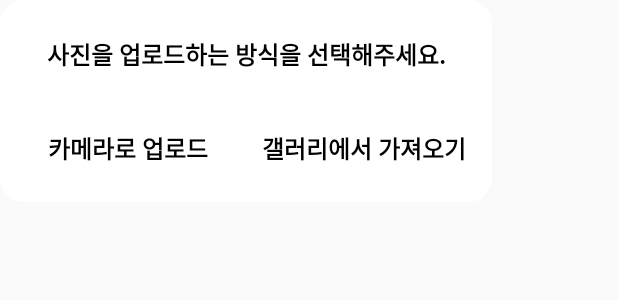
After one commit to koreahacks/2021-jcozy-Android, an Android app: the layout popup_custom.xml on its own in the app's theme, with its tools: preview values and no code run, on a phone screen of 412 x 824 dp. The commit adds this screen. Shown: the top 300 px of the screen. Run offline under Robolectric (Android 15) with nearby library versions, the phone set to English and light mode, and no system bars.

Commit message:
camera+gallery

```diff
--- a/Trolly/app/src/main/AndroidManifest.xml
+++ b/Trolly/app/src/main/AndroidManifest.xml
@@ -3,6 +3,11 @@
     package="com.jcozy.trolly">
 
     <uses-permission android:name="android.permission.INTERNET" />
+    <uses-permission android:name="android.permission.CAMERA" />
+    <uses-permission android:name="android.permission.WRITE_EXTERNAL_STORAGE"/>
+    <uses-permission android:name="android.permission.READ_EXTERNAL_STORAGE"/>
+    <uses-feature android:name="android.hardware.camera" android:required="true"/>
+
 
     <application
         android:allowBackup="true"
--- /dev/null
+++ b/Trolly/app/src/main/res/drawable-xxhdpi/white_roundbox_16.xml
@@ -0,0 +1,8 @@
+<?xml version="1.0" encoding="utf-8"?>
+<shape xmlns:android="http://schemas.android.com/apk/res/android"
+    android:shape="rectangle">
+
+    <solid android:color="@color/white"/>
+    <corners android:radius="16dp"/>
+
+</shape>
--- /dev/null
+++ b/Trolly/app/src/main/res/layout/popup_custom.xml
@@ -0,0 +1,63 @@
+<?xml version="1.0" encoding="utf-8"?>
+<androidx.constraintlayout.widget.ConstraintLayout xmlns:android="http://schemas.android.com/apk/res/android"
+    xmlns:app="http://schemas.android.com/apk/res-auto"
+    android:id="@+id/popup_logout"
+    android:layout_width="328dp"
+    android:layout_height="wrap_content"
+    android:paddingTop="24dp"
+    android:background="@drawable/white_roundbox_16">
+
+    <TextView
+        android:id="@+id/tv_content"
+        android:layout_width="wrap_content"
+        android:layout_height="wrap_content"
+        android:layout_marginTop="8dp"
+        android:fontFamily="@font/spoqahansansneo"
+        android:gravity="center_horizontal"
+        android:includeFontPadding="false"
+        android:text="사진을 업로드하는 방식을 선택해주세요."
+        android:textColor="@color/black"
+        android:textFontWeight="700"
+        android:textSize="16sp"
+        android:textStyle="normal"
+        app:layout_constraintEnd_toEndOf="parent"
+        app:layout_constraintStart_toStartOf="parent" />
+
+    <Button
+        android:id="@+id/btn_camera"
+        android:layout_width="145dp"
+        android:layout_height="47dp"
+        android:layout_marginTop="27dp"
+        android:background="@color/white"
+        android:fontFamily="@font/spoqahansansneo"
+        android:includeFontPadding="false"
+        android:text="카메라로 업로드"
+        android:textColor="@color/black"
+        android:textFontWeight="700"
+        android:textSize="16sp"
+        android:stateListAnimator="@null"
+        android:layout_marginBottom="12dp"
+        app:layout_constraintBottom_toBottomOf="parent"
+        app:layout_constraintEnd_toStartOf="@+id/btn_gallery"
+        app:layout_constraintHorizontal_bias="0.5"
+        app:layout_constraintStart_toStartOf="parent"
+        app:layout_constraintTop_toBottomOf="@+id/tv_content" />
+
+    <Button
+        android:id="@+id/btn_gallery"
+        android:layout_width="145dp"
+        android:layout_height="47dp"
+        android:background="@color/white"
+        android:fontFamily="@font/spoqahansansneo"
+        android:includeFontPadding="false"
+        android:text="갤러리에서 가져오기"
+        android:textColor="@color/black"
+        android:textFontWeight="700"
+        android:textSize="16sp"
+        android:stateListAnimator="@null"
+        app:layout_constraintEnd_toEndOf="parent"
+        app:layout_constraintHorizontal_bias="0.5"
+        app:layout_constraintStart_toEndOf="@+id/btn_camera"
+        app:layout_constraintTop_toTopOf="@+id/btn_camera" />
+
+</androidx.constraintlayout.widget.ConstraintLayout>
```
Also changed, not shown: Trolly/app/src/main/java/com/jcozy/trolly/CustomDialog.kt (added, +56 -0 lines), Trolly/app/src/main/java/com/jcozy/trolly/QuestDetailActivity.kt (+26 -1 lines).
